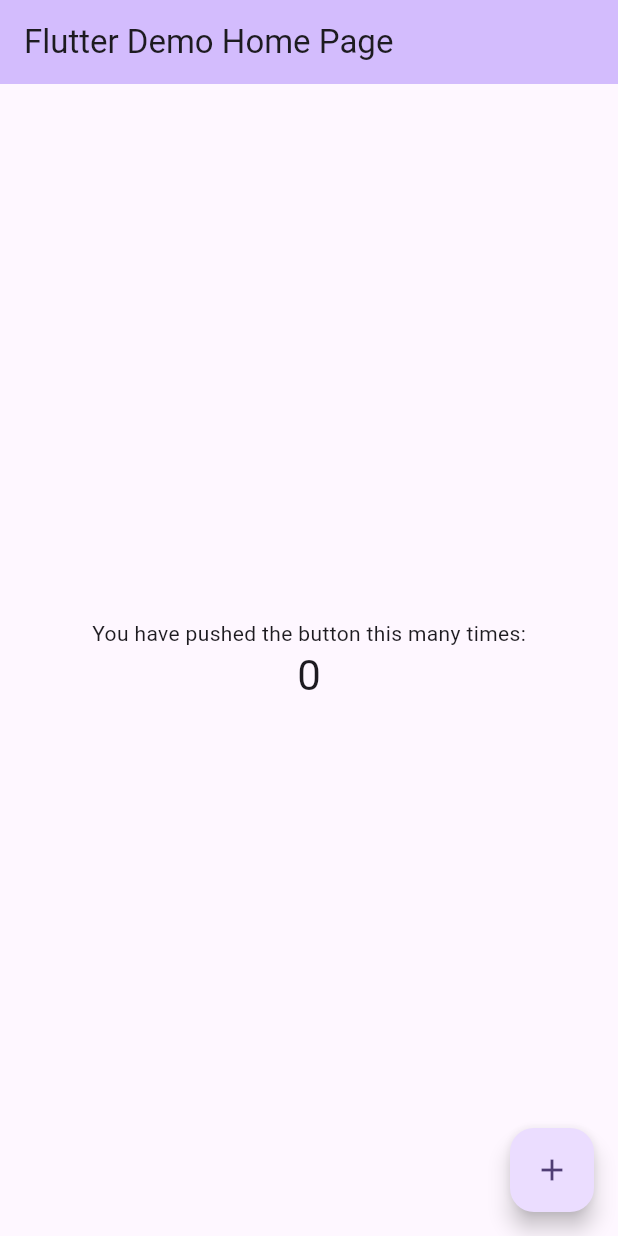
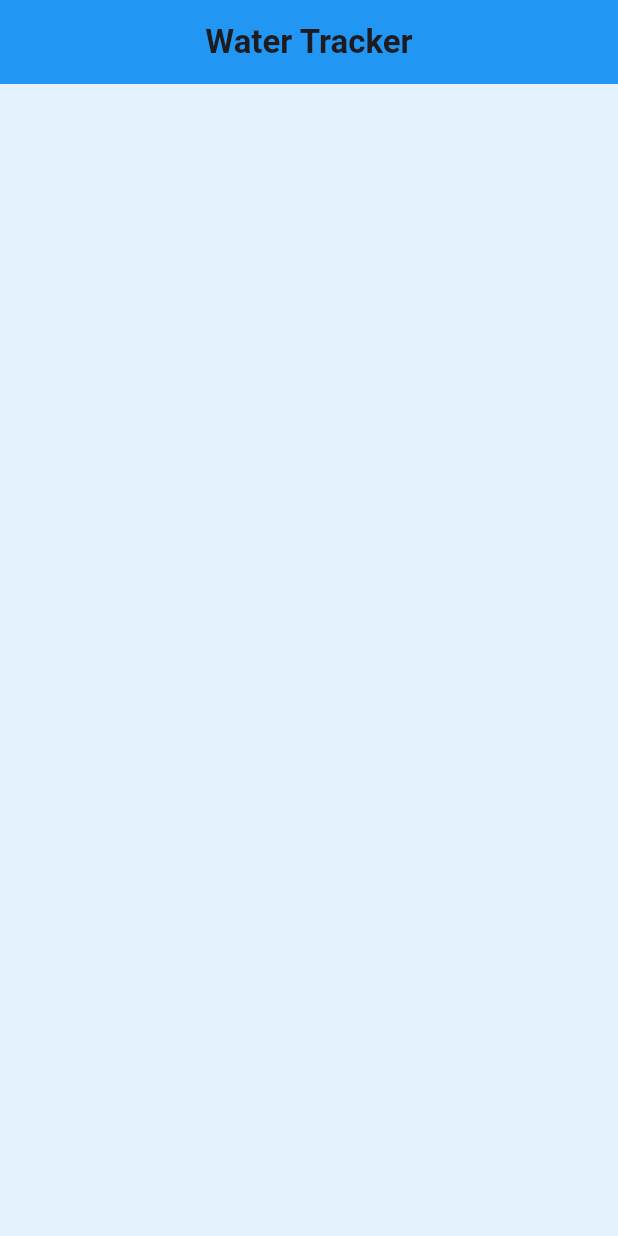
Before and after one commit to takiul-sumon/Water-Tracker, a Flutter app: the screen it shows after launch, on a phone screen of 412 x 824 dp. Run offline on Flutter 3.47's test engine with Material 3 defaults, Android fonts, the phone set to English and light mode, and no system bars.

Commit message:
Basic Home_Page Done

```diff
--- /dev/null
+++ b/lib/Home_page.dart
@@ -0,0 +1,33 @@
+import 'package:flutter/material.dart';
+
+class Home_Page extends StatefulWidget {
+  const Home_Page({super.key});
+
+  @override
+  State<Home_Page> createState() => _Home_PageState();
+}
+
+class _Home_PageState extends State<Home_Page> {
+  @override
+  Widget build(BuildContext context) {
+    return Scaffold(
+      appBar: AppBar(
+        backgroundColor: Colors.blue,
+        title: const Text(
+          'Water Tracker',
+          style: TextStyle(fontWeight: FontWeight.bold),
+        ),
+        centerTitle: true,
+      ),
+      backgroundColor: const Color(0xffe3f2fd),
+      body: Container(
+        color: Colors.amber,
+        child: const Row(
+          children: [
+
+          ],
+        ),
+      ),
+    );
+  }
+}
--- a/lib/main.dart
+++ b/lib/main.dart
@@ -1,4 +1,5 @@
 import 'package:flutter/material.dart';
+import 'package:water_tracker/Home_page.dart';
 
 void main() {
   runApp(const MyApp());
@@ -11,7 +12,7 @@ class MyApp extends StatelessWidget {
   @override
   Widget build(BuildContext context) {
     return MaterialApp(
-      title: 'Flutter Demo',
+      title: 'Flutter Demo',debugShowCheckedModeBanner: false,
       theme: ThemeData(
         // This is the theme of your application.
         //
@@ -31,95 +32,7 @@ class MyApp extends StatelessWidget {
         colorScheme: ColorScheme.fromSeed(seedColor: Colors.deepPurple),
         useMaterial3: true,
       ),
-      home: const MyHomePage(title: 'Flutter Demo Home Page'),
+      home: const Home_Page(),
     );
   }
 }
-
-class MyHomePage extends StatefulWidget {
-  const MyHomePage({super.key, required this.title});
-
-  // This widget is the home page of your application. It is stateful, meaning
-  // that it has a State object (defined below) that contains fields that affect
-  // how it looks.
-
-  // This class is the configuration for the state. It holds the values (in this
-  // case the title) provided by the parent (in this case the App widget) and
-  // used by the build method of the State. Fields in a Widget subclass are
-  // always marked "final".
-
-  final String title;
-
-  @override
-  State<MyHomePage> createState() => _MyHomePageState();
-}
-
-class _MyHomePageState extends State<MyHomePage> {
-  int _counter = 0;
-
-  void _incrementCounter() {
-    setState(() {
-      // This call to setState tells the Flutter framework that something has
-      // changed in this State, which causes it to rerun the build method below
-      // so that the display can reflect the updated values. If we changed
-      // _counter without calling setState(), then the build method would not be
-      // called again, and so nothing would appear to happen.
-      _counter++;
-    });
-  }
-
-  @override
-  Widget build(BuildContext context) {
-    // This method is rerun every time setState is called, for instance as done
-    // by the _incrementCounter method above.
-    //
-    // The Flutter framework has been optimized to make rerunning build methods
-    // fast, so that you can just rebuild anything that needs updating rather
-    // than having to individually change instances of widgets.
-    return Scaffold(
-      appBar: AppBar(
-        // TRY THIS: Try changing the color here to a specific color (to
-        // Colors.amber, perhaps?) and trigger a hot reload to see the AppBar
-        // change color while the other colors stay the same.
-        backgroundColor: Theme.of(context).colorScheme.inversePrimary,
-        // Here we take the value from the MyHomePage object that was created by
-        // the App.build method, and use it to set our appbar title.
-        title: Text(widget.title),
-      ),
-      body: Center(
-        // Center is a layout widget. It takes a single child and positions it
-        // in the middle of the parent.
-        child: Column(
-          // Column is also a layout widget. It takes a list of children and
-          // arranges them vertically. By default, it sizes itself to fit its
-          // children horizontally, and tries to be as tall as its parent.
-          //
-          // Column has various properties to control how it sizes itself and
-          // how it positions its children. Here we use mainAxisAlignment to
-          // center the children vertically; the main axis here is the vertical
-          // axis because Columns are vertical (the cross axis would be
-          // horizontal).
-          //
-          // TRY THIS: Invoke "debug painting" (choose the "Toggle Debug Paint"
-          // action in the IDE, or press "p" in the console), to see the
-          // wireframe for each widget.
-          mainAxisAlignment: MainAxisAlignment.center,
-          children: <Widget>[
-            const Text(
-              'You have pushed the button this many times:',
-            ),
-            Text(
-              '$_counter',
-              style: Theme.of(context).textTheme.headlineMedium,
-            ),
-          ],
-        ),
-      ),
-      floatingActionButton: FloatingActionButton(
-        onPressed: _incrementCounter,
-        tooltip: 'Increment',
-        child: const Icon(Icons.add),
-      ), // This trailing comma makes auto-formatting nicer for build methods.
-    );
-  }
-}
```
